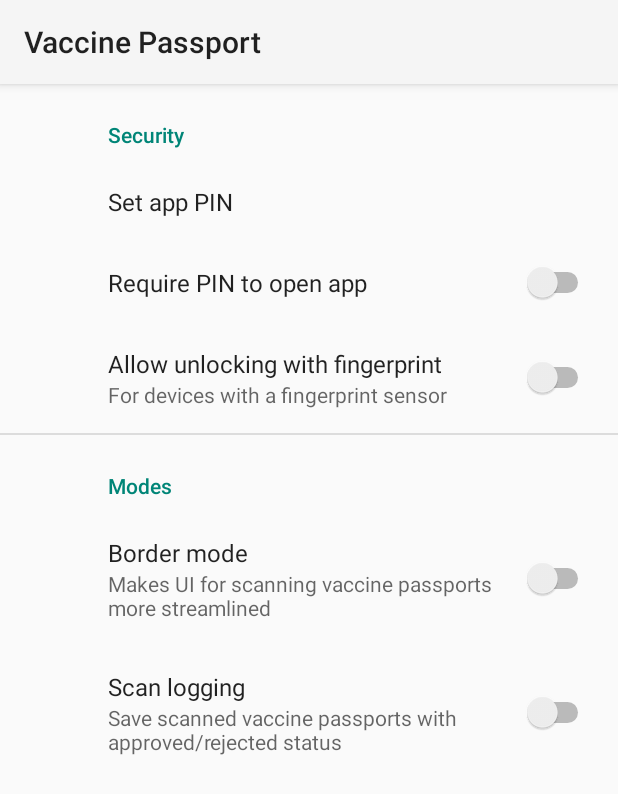
After one commit to This-Is-Alex/android-vaccine-passport, an Android app: the fragment SettingsFragment shown on its own in the app's theme, on a phone screen of 412 x 824 dp. The commit adds this screen. Shown: the top 794 px of the screen. Run offline under Robolectric (Android 15) with nearby library versions, the phone set to English and light mode, and no system bars; our stand-ins replace androidx.preference.

Commit message:
Create preferences layout using AndroidX preferences library

```diff
--- a/app/build.gradle
+++ b/app/build.gradle
@@ -39,6 +39,7 @@ dependencies {
     implementation 'androidx.appcompat:appcompat:1.2.0'
     implementation 'com.google.android.material:material:1.3.0'
     implementation 'androidx.constraintlayout:constraintlayout:2.0.4'
+    implementation 'androidx.preference:preference:1.1.1'
     testImplementation 'junit:junit:4.+'
     androidTestImplementation 'androidx.test.ext:junit:1.1.2'
     androidTestImplementation 'androidx.test.espresso:espresso-core:3.3.0'
--- /dev/null
+++ b/app/src/main/java/seng440/vaccinepassport/SettingsFragment.kt
@@ -0,0 +1,11 @@
+package seng440.vaccinepassport
+
+import android.os.Bundle
+import androidx.preference.PreferenceFragmentCompat
+
+class SettingsFragment : PreferenceFragmentCompat() {
+
+    override fun onCreatePreferences(savedInstanceState: Bundle?, rootKey: String?) {
+        setPreferencesFromResource(R.xml.root_preferences, rootKey)
+    }
+}
--- /dev/null
+++ b/app/src/main/res/values/arrays.xml
@@ -0,0 +1,12 @@
+<resources>
+    <!-- Reply Preference -->
+    <string-array name="reply_entries">
+        <item>Reply</item>
+        <item>Reply to all</item>
+    </string-array>
+
+    <string-array name="reply_values">
+        <item>reply</item>
+        <item>reply_all</item>
+    </string-array>
+</resources>
--- a/app/src/main/res/values/strings.xml
+++ b/app/src/main/res/values/strings.xml
@@ -1,3 +1,19 @@
 <resources>
-    <string name="app_name">VaccinePassport</string>
+    <string name="app_name">Vaccine Passport</string>
+    <!-- Preference Titles -->
+    <string name="security_header">Security</string>
+    <string name="modes_header">Modes</string>
+
+    <!-- Modes headings -->
+    <string name="pref_border_mode_title">Border mode</string>
+    <string name="pref_border_mode_desc">Makes UI for scanning vaccine passports more streamlined</string>
+    <string name="pref_logging_title">Scan logging</string>
+    <string name="pref_logging_desc">Save scanned vaccine passports with approved/rejected status</string>
+
+    <!-- Security headings -->
+    <string name="pref_pin_set_title">Set app PIN</string>
+    <string name="pref_pin_use_title">Require PIN to open app</string>
+    <string name="pref_fingerprint_title">Allow unlocking with fingerprint</string>
+    <string name="pref_fingerprint_desc">For devices with a fingerprint sensor</string>
+
 </resources>
--- /dev/null
+++ b/app/src/main/res/xml/root_preferences.xml
@@ -0,0 +1,36 @@
+<PreferenceScreen xmlns:android="http://schemas.android.com/apk/res/android"
+    xmlns:app="http://schemas.android.com/apk/res-auto">
+
+    <PreferenceCategory app:title="@string/security_header">
+        <Preference
+            android:key="set_pin"
+            android:title="@string/pref_pin_set_title" />
+        <SwitchPreference
+            android:defaultValue="false"
+            android:key="use_pin"
+            android:title="@string/pref_pin_use_title" />
+        <SwitchPreference
+            android:layout_width="wrap_content"
+            android:layout_height="wrap_content"
+            android:defaultValue="false"
+            android:key="use_fingerprint"
+            android:title="@string/pref_fingerprint_title"
+            app:summary="@string/pref_fingerprint_desc" />
+    </PreferenceCategory>
+
+    <PreferenceCategory app:title="@string/modes_header">
+        <SwitchPreference
+            android:defaultValue="false"
+            android:key="border_mode"
+            android:summary="@string/pref_border_mode_desc"
+            android:title="@string/pref_border_mode_title" />
+        <SwitchPreference
+            android:layout_width="wrap_content"
+            android:layout_height="wrap_content"
+            android:defaultValue="false"
+            android:key="logging_mode"
+            android:summary="@string/pref_logging_desc"
+            android:title="@string/pref_logging_title" />
+    </PreferenceCategory>
+
+</PreferenceScreen>
```
